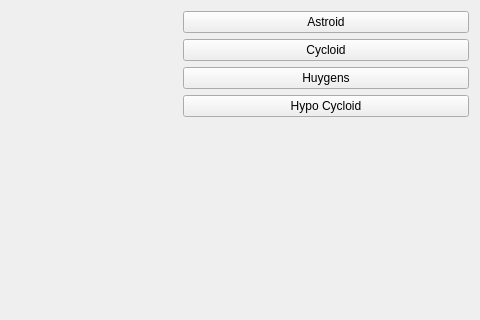
The window that mainwindow.ui (oIIPRESTONIIo/QtCurves) describes before a commit, drawn with Qt 5; both pictures show x 121 to 601 and y 0 to 320 of the 601 by 408 pixel window.
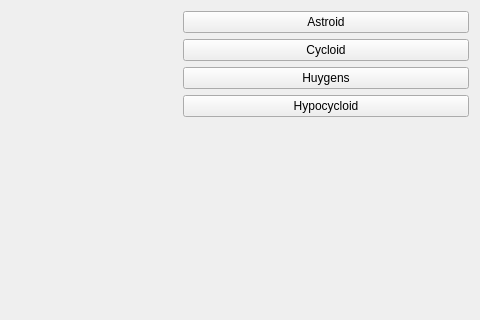
The same window after the commit. Custom widgets are drawn as their Qt base class.

Commit message: Implemented Remaining Curves

Patch:
```diff
--- a/mainwindow.ui
+++ b/mainwindow.ui
@@ -14,7 +14,7 @@
    <string>MainWindow</string>
   </property>
   <widget class="QWidget" name="centralWidget">
-   <widget class="QWidget" name="">
+   <widget class="QWidget" name="layoutWidget">
     <property name="geometry">
      <rect>
       <x>0</x>
@@ -53,7 +53,7 @@
        <item>
         <widget class="QPushButton" name="btnHypo">
          <property name="text">
-          <string>Hypo Cycloid</string>
+          <string>Hypocycloid</string>
          </property>
         </widget>
        </item>
```
The commit also changes 2 other files.
